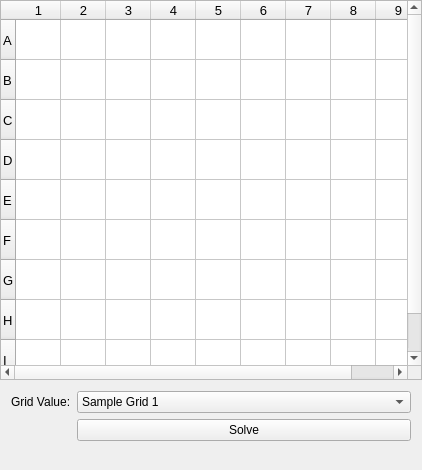
Before: the Qt Designer form Sudoku/mainwindow.ui in Tigran-teq-Tadevosyan/sudoku-ai, drawn with Qt 5.
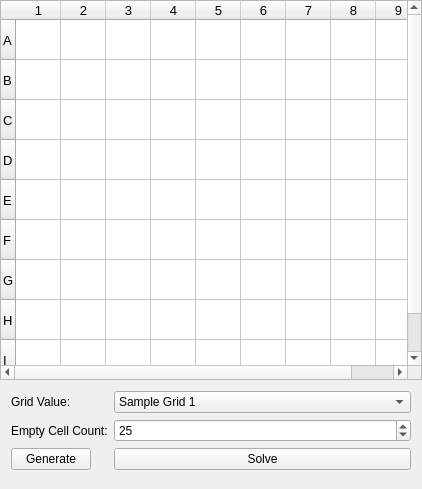
After: the same form once the commit is applied.

```diff
--- a/Sudoku/mainwindow.ui
+++ b/Sudoku/mainwindow.ui
@@ -10,7 +10,7 @@
     <x>0</x>
     <y>0</y>
     <width>422</width>
-    <height>470</height>
+    <height>489</height>
    </rect>
   </property>
   <property name="minimumSize">
@@ -231,13 +231,52 @@
          </item>
         </widget>
        </item>
-       <item row="1" column="1">
+       <item row="3" column="1">
         <widget class="QPushButton" name="pushButton">
          <property name="text">
           <string>Solve</string>
          </property>
         </widget>
        </item>
+       <item row="1" column="1">
+        <widget class="QSpinBox" name="EmptyCellCountSpinBox">
+         <property name="alignment">
+          <set>Qt::AlignLeading|Qt::AlignLeft|Qt::AlignVCenter</set>
+         </property>
+         <property name="buttonSymbols">
+          <enum>QAbstractSpinBox::UpDownArrows</enum>
+         </property>
+         <property name="specialValueText">
+          <string/>
+         </property>
+         <property name="suffix">
+          <string/>
+         </property>
+         <property name="minimum">
+          <number>10</number>
+         </property>
+         <property name="maximum">
+          <number>70</number>
+         </property>
+         <property name="value">
+          <number>25</number>
+         </property>
+        </widget>
+       </item>
+       <item row="3" column="0">
+        <widget class="QPushButton" name="pushButton_2">
+         <property name="text">
+          <string>Generate</string>
+         </property>
+        </widget>
+       </item>
+       <item row="1" column="0">
+        <widget class="QLabel" name="label_2">
+         <property name="text">
+          <string>Empty Cell Count:</string>
+         </property>
+        </widget>
+       </item>
       </layout>
      </widget>
     </item>
```
Left out of the diff: 17 changed lines with no effect on the pictures.
